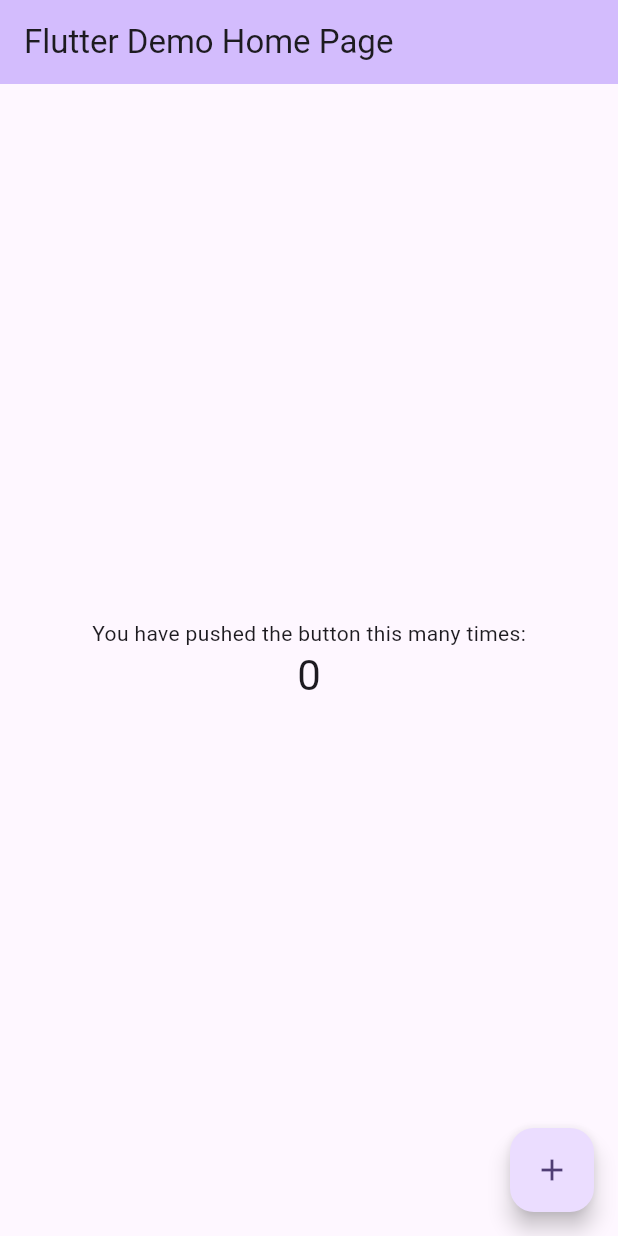
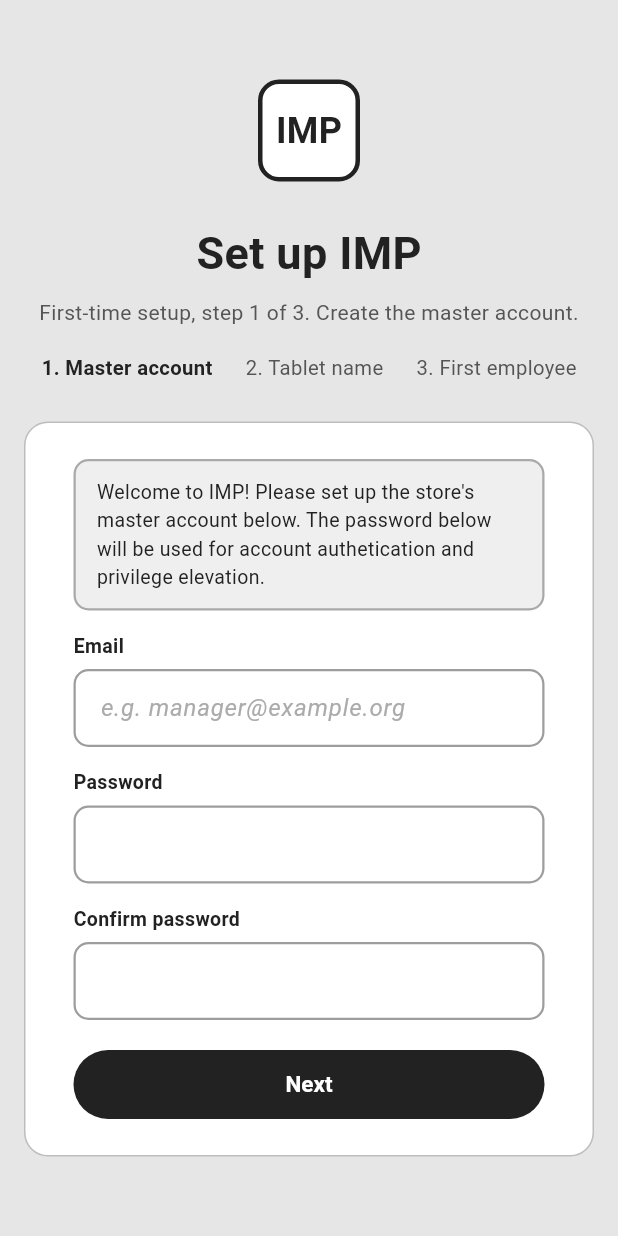
Before and after one commit to lulixs/ToP, a Flutter app: the screen it shows after launch, on a phone screen of 412 x 824 dp. Run offline on Flutter 3.47's test engine with Material 3 defaults, Android fonts, the light colour scheme and no system bars; Roboto replaces fonts that are missing (Arial).

Commit message:
first time startup screens

```diff
--- a/lib/main.dart
+++ b/lib/main.dart
@@ -1,121 +1,26 @@
 import 'package:flutter/material.dart';
 
-void main() {
-  runApp(const MyApp());
-}
+import 'screens/setup/first_setup_flow.dart';
+import 'theme.dart';
 
-class MyApp extends StatelessWidget {
-  const MyApp({super.key});
+void main() => runApp(const ImpApp());
 
-  // This widget is the root of your application.
+class ImpApp extends StatelessWidget {
+  const ImpApp({super.key});
+
   @override
   Widget build(BuildContext context) {
     return MaterialApp(
-      title: 'Flutter Demo',
-      theme: ThemeData(
-        // This is the theme of your application.
-        //
-        // TRY THIS: Try running your application with "flutter run". You'll see
-        // the application has a purple toolbar. Then, without quitting the app,
-        // try changing the seedColor in the colorScheme below to Colors.green
-        // and then invoke "hot reload" (save your changes or press the "hot
-        // reload" button in a Flutter-supported IDE, or press "r" if you used
-        // the command line to start the app).
-        //
-        // Notice that the counter didn't reset back to zero; the application
-        // state is not lost during the reload. To reset the state, use hot
-        // restart instead.
-        //
-        // This works for code too, not just values: Most code changes can be
-        // tested with just a hot reload.
-        colorScheme: .fromSeed(seedColor: Colors.deepPurple),
-      ),
-      home: const MyHomePage(title: 'Flutter Demo Home Page'),
-    );
-  }
-}
-
-class MyHomePage extends StatefulWidget {
-  const MyHomePage({super.key, required this.title});
-
-  // This widget is the home page of your application. It is stateful, meaning
-  // that it has a State object (defined below) that contains fields that affect
-  // how it looks.
-
-  // This class is the configuration for the state. It holds the values (in this
-  // case the title) provided by the parent (in this case the App widget) and
-  // used by the build method of the State. Fields in a Widget subclass are
-  // always marked "final".
-
-  final String title;
-
-  @override
-  State<MyHomePage> createState() => _MyHomePageState();
-}
-
-class _MyHomePageState extends State<MyHomePage> {
-  int _counter = 0;
-
-  void _incrementCounter() {
-    setState(() {
-      // This call to setState tells the Flutter framework that something has
-      // changed in this State, which causes it to rerun the build method below
-      // so that the display can reflect the updated values. If we changed
-      // _counter without calling setState(), then the build method would not be
-      // called again, and so nothing would appear to happen.
-      _counter++;
-    });
-  }
-
-  @override
-  Widget build(BuildContext context) {
-    // This method is rerun every time setState is called, for instance as done
-    // by the _incrementCounter method above.
-    //
-    // The Flutter framework has been optimized to make rerunning build methods
-    // fast, so that you can just rebuild anything that needs updating rather
-    // than having to individually change instances of widgets.
-    return Scaffold(
-      appBar: AppBar(
-        // TRY THIS: Try changing the color here to a specific color (to
-        // Colors.amber, perhaps?) and trigger a hot reload to see the AppBar
-        // change color while the other colors stay the same.
-        backgroundColor: Theme.of(context).colorScheme.inversePrimary,
-        // Here we take the value from the MyHomePage object that was created by
-        // the App.build method, and use it to set our appbar title.
-        title: Text(widget.title),
-      ),
-      body: Center(
-        // Center is a layout widget. It takes a single child and positions it
-        // in the middle of the parent.
-        child: Column(
-          // Column is also a layout widget. It takes a list of children and
-          // arranges them vertically. By default, it sizes itself to fit its
-          // children horizontally, and tries to be as tall as its parent.
-          //
-          // Column has various properties to control how it sizes itself and
-          // how it positions its children. Here we use mainAxisAlignment to
-          // center the children vertically; the main axis here is the vertical
-          // axis because Columns are vertical (the cross axis would be
-          // horizontal).
-          //
-          // TRY THIS: Invoke "debug painting" (choose the "Toggle Debug Paint"
-          // action in the IDE, or press "p" in the console), to see the
-          // wireframe for each widget.
-          mainAxisAlignment: .center,
-          children: [
-            const Text('You have pushed the button this many times:'),
-            Text(
-              '$_counter',
-              style: Theme.of(context).textTheme.headlineMedium,
-            ),
-          ],
+      title: 'IMP',
+      debugShowCheckedModeBanner: false,
+      theme: buildTheme(),
+      // Temporary: there is no backend call or dashboard yet, so finishing setup
+      // only prints to the terminal. Passwords and PINs are never printed.
+      home: FirstSetupFlow(
+        onFinished: (data) => debugPrint(
+          'Setup finished: Master ${data.masterEmail}, tablet "${data.tabletName}", '
+          'employee "${data.employeeName}"',
         ),
-      ),
-      floatingActionButton: FloatingActionButton(
-        onPressed: _incrementCounter,
-        tooltip: 'Increment',
-        child: const Icon(Icons.add),
       ),
     );
   }
--- /dev/null
+++ b/lib/screens/setup/first_setup_flow.dart
@@ -0,0 +1,60 @@
+import 'package:flutter/material.dart';
+
+import 'first_employee_page.dart';
+import 'master_account_page.dart';
+import 'tablet_name_page.dart';
+
+/// Everything entered during first-time setup. Nothing is saved until the last
+/// step, so a setup abandoned halfway leaves nothing behind.
+class FirstSetupData {
+  final String masterEmail;
+  final String masterPassword;
+  final String tabletName;
+  final String employeeName;
+  final String employeePin;
+
+  const FirstSetupData({
+    required this.masterEmail,
+    required this.masterPassword,
+    required this.tabletName,
+    required this.employeeName,
+    required this.employeePin,
+  });
+}
+
+/// First-time setup on a new install (D-133): Master account, then tablet name,
+/// then first employee. Each step opens on top of the last, so the tablet's back
+/// button returns to the previous step with its fields still filled in.
+class FirstSetupFlow extends StatelessWidget {
+  /// Called once the last step is valid, with what every step entered.
+  final void Function(FirstSetupData data) onFinished;
+
+  const FirstSetupFlow({super.key, required this.onFinished});
+
+  void _open(BuildContext context, Widget page) {
+    Navigator.of(context).push(MaterialPageRoute(builder: (_) => page));
+  }
+
+  @override
+  Widget build(BuildContext context) {
+    return MasterAccountPage(
+      onNext: (email, password) => _open(
+        context,
+        TabletNamePage(
+          onNext: (tabletName) => _open(
+            context,
+            FirstEmployeePage(
+              onFinish: (employeeName, pin) => onFinished(FirstSetupData(
+                masterEmail: email,
+                masterPassword: password,
+                tabletName: tabletName,
+                employeeName: employeeName,
+                employeePin: pin,
+              )),
+            ),
+          ),
+        ),
+      ),
+    );
+  }
+}
--- /dev/null
+++ b/lib/screens/setup/master_account_page.dart
@@ -0,0 +1,98 @@
+import 'package:flutter/material.dart';
+
+import '../../widgets/common.dart';
+import 'setup_layout.dart';
+
+/// Step 1 of first-time setup (wireframe 01c): create the store-wide Master account.
+class MasterAccountPage extends StatefulWidget {
+  /// Called with the email and password once every field is valid.
+  final void Function(String email, String password) onNext;
+
+  const MasterAccountPage({super.key, required this.onNext});
+
+  @override
+  State<MasterAccountPage> createState() => _MasterAccountPageState();
+}
+
+class _MasterAccountPageState extends State<MasterAccountPage> {
+  /// At least one character before the @, then at least one between the @ and a dot,
+  /// then at least one after the dot. One @ only, and no spaces.
+  static final _emailPattern = RegExp(r'^[^@\s]+@[^@\s]+\.[^@\s]+$');
+
+  static const _minPasswordLength = 8;
+
+  final _formKey = GlobalKey<FormState>();
+  final _email = TextEditingController();
+  final _password = TextEditingController();
+  final _confirm = TextEditingController();
+
+  @override
+  void dispose() {
+    _email.dispose();
+    _password.dispose();
+    _confirm.dispose();
+    super.dispose();
+  }
+
+  void _next() {
+    if (_formKey.currentState!.validate()) {
+      widget.onNext(_email.text.trim(), _password.text);
+    }
+  }
+
+  @override
+  Widget build(BuildContext context) {
+    return SetupLayout(
+      step: 1,
+      subtitle: 'First-time setup, step 1 of 3. Create the master account.',
+      child: Form(
+        key: _formKey,
+        child: Column(
+          crossAxisAlignment: CrossAxisAlignment.stretch,
+          children: [
+            const NoteBox(
+              'Welcome to IMP! Please set up the store\'s master account below. '
+              'The password below will be used for account authetication and privilege elevation.',
+            ),
+            const FieldLabel('Email'),
+            TextFormField(
+              controller: _email,
+              keyboardType: TextInputType.emailAddress,
+              decoration: const InputDecoration(hintText: 'e.g. manager@example.org'),
+              validator: (value) {
+                final email = value?.trim() ?? '';
+                if (email.isEmpty) return 'Enter an email';
+                if (!_emailPattern.hasMatch(email)) return 'Enter a valid email';
+                return null;
+              },
+            ),
+            const SizedBox(height: 14),
+            const FieldLabel('Password'),
+            TextFormField(
+              controller: _password,
+              obscureText: true,
+              validator: (value) {
+                final password = value ?? '';
+                if (password.isEmpty) return 'Enter a password';
+                if (password.length < _minPasswordLength) {
+                  return 'Use at least $_minPasswordLength characters';
+                }
+                return null;
+              },
+            ),
+            const SizedBox(height: 14),
+            const FieldLabel('Confirm password'),
+            TextFormField(
+              controller: _confirm,
+              obscureText: true,
+              validator: (value) => value != _password.text ? 'Passwords do not match' : null,
+              onFieldSubmitted: (_) => _next(),
+            ),
+            const SizedBox(height: 20),
+            PrimaryButton('Next', onPressed: _next),
+          ],
+        ),
+      ),
+    );
+  }
+}
--- /dev/null
+++ b/lib/screens/setup/setup_layout.dart
@@ -0,0 +1,71 @@
+import 'package:flutter/material.dart';
+
+import '../../theme.dart';
+import '../../widgets/common.dart';
+
+/// The frame shared by the three first-time setup steps (wireframes 01c to 01e):
+/// logo, title, subtitle, the list of steps, and a white card for the step's form.
+class SetupLayout extends StatelessWidget {
+  static const steps = ['Master account', 'Tablet name', 'First employee'];
+
+  final int step; // 1, 2, or 3
+  final String subtitle;
+  final Widget child;
+
+  const SetupLayout({super.key, required this.step, required this.subtitle, required this.child});
+
+  @override
+  Widget build(BuildContext context) {
+    return Scaffold(
+      backgroundColor: AppColors.panel,
+      body: SafeArea(
+        child: Center(
+          child: SingleChildScrollView(
+            padding: const EdgeInsets.symmetric(horizontal: 16, vertical: 40),
+            child: Column(
+              children: [
+                const Logo(),
+                const SizedBox(height: 26),
+                const Text('Set up IMP', style: TextStyle(fontSize: 30, fontWeight: FontWeight.w700)),
+                const SizedBox(height: 8),
+                Text(
+                  subtitle,
+                  textAlign: TextAlign.center,
+                  style: const TextStyle(fontSize: 14, color: AppColors.ink2),
+                ),
+                const SizedBox(height: 18),
+                Wrap(
+                  spacing: 22,
+                  runSpacing: 6,
+                  alignment: WrapAlignment.center,
+                  children: [
+                    for (var i = 1; i <= steps.length; i++)
+                      Text(
+                        '$i. ${steps[i - 1]}',
+                        style: TextStyle(
+                          fontSize: 13.5,
+                          color: i == step ? AppColors.ink : AppColors.ink2,
+                          fontWeight: i == step ? FontWeight.w700 : FontWeight.w400,
+                        ),
+                      ),
+                  ],
+                ),
+                const SizedBox(height: 26),
+                Container(
+                  constraints: const BoxConstraints(maxWidth: 420),
+                  padding: const EdgeInsets.symmetric(horizontal: 32, vertical: 24),
+                  decoration: BoxDecoration(
+                    color: AppColors.card,
+                    border: Border.all(color: AppColors.line),
+                    borderRadius: BorderRadius.circular(16),
+                  ),
+                  child: child,
+                ),
+              ],
+            ),
+          ),
+        ),
+      ),
+    );
+  }
+}
--- /dev/null
+++ b/lib/screens/setup/tablet_name_page.dart
@@ -0,0 +1,63 @@
+import 'package:flutter/material.dart';
+import 'package:flutter/services.dart';
+
+import '../../widgets/common.dart';
+import 'setup_layout.dart';
+
+/// Step 2 of first-time setup (wireframe 01d): name this tablet.
+class TabletNamePage extends StatefulWidget {
+  /// Called with the trimmed name once it is valid.
+  final void Function(String name) onNext;
+
+  const TabletNamePage({super.key, required this.onNext});
+
+  @override
+  State<TabletNamePage> createState() => _TabletNamePageState();
+}
+
+class _TabletNamePageState extends State<TabletNamePage> {
+  /// Matches DEVICE.device_name, VARCHAR(100) in the ERD.
+  static const _maxNameLength = 100;
+
+  final _formKey = GlobalKey<FormState>();
+  final _name = TextEditingController();
+
+  @override
+  void dispose() {
+    _name.dispose();
+    super.dispose();
+  }
+
+  void _next() {
+    if (_formKey.currentState!.validate()) {
+      widget.onNext(_name.text.trim());
+    }
+  }
+
+  @override
+  Widget build(BuildContext context) {
+    return SetupLayout(
+      step: 2,
+      subtitle: 'First-time setup, step 2 of 3. Name this device.',
+      child: Form(
+        key: _formKey,
+        child: Column(
+          crossAxisAlignment: CrossAxisAlignment.stretch,
+          children: [
+            const FieldLabel('Tablet name'),
+            TextFormField(
+              controller: _name,
+              autofocus: true,
+              inputFormatters: [LengthLimitingTextInputFormatter(_maxNameLength)],
+              decoration: const InputDecoration(hintText: 'e.g. Processing tablet'),
+              validator: (value) => (value ?? '').trim().isEmpty ? 'Enter a tablet name' : null,
+              onFieldSubmitted: (_) => _next(),
+            ),
+            const SizedBox(height: 20),
+            PrimaryButton('Next', onPressed: _next),
+          ],
+        ),
+      ),
+    );
+  }
+}
--- /dev/null
+++ b/lib/theme.dart
@@ -0,0 +1,42 @@
+import 'package:flutter/material.dart';
+
+/// Grays from the wireframes, same values as the prototype's palette.
+class AppColors {
+  static const ink = Color(0xFF222222); // main text, dark fills
+  static const ink2 = Color(0xFF555555); // secondary text
+  static const ink3 = Color(0xFF8A8A8A); // notes under fields
+  static const ink4 = Color(0xFFABABAB); // example text inside empty fields
+  static const line = Color(0xFFBDBDBD); // card borders
+  static const field = Color(0xFF9D9D9D); // text field borders
+  static const panel = Color(0xFFE6E6E6); // setup and sign-in background
+  static const card = Color(0xFFFFFFFF); // cards
+}
+
+ThemeData buildTheme() {
+  OutlineInputBorder outline(Color color, double width) => OutlineInputBorder(
+        borderRadius: BorderRadius.circular(10),
+        borderSide: BorderSide(color: color, width: width),
+      );
+
+  return ThemeData(
+    useMaterial3: true,
+    colorScheme: ColorScheme.fromSeed(
+      seedColor: AppColors.ink,
+      primary: AppColors.ink,
+      onPrimary: Colors.white,
+      surface: AppColors.card,
+      onSurface: AppColors.ink,
+    ),
+    fontFamily: 'Arial',
+    inputDecorationTheme: InputDecorationTheme(
+      filled: true,
+      fillColor: AppColors.card,
+      isDense: true,
+      contentPadding: const EdgeInsets.symmetric(horizontal: 14, vertical: 14),
+      hintStyle: const TextStyle(color: AppColors.ink4, fontStyle: FontStyle.italic),
+      border: outline(AppColors.field, 1.5),
+      enabledBorder: outline(AppColors.field, 1.5),
+      focusedBorder: outline(AppColors.ink, 2),
+    ),
+  );
+}
--- /dev/null
+++ b/lib/widgets/common.dart
@@ -0,0 +1,98 @@
+import 'package:flutter/material.dart';
+
+import '../theme.dart';
+
+/// The IMP logo square at the top of the setup and sign-in screens.
+class Logo extends StatelessWidget {
+  const Logo({super.key});
+
+  @override
+  Widget build(BuildContext context) {
+    return Container(
+      width: 68,
+      height: 68,
+      alignment: Alignment.center,
+      decoration: BoxDecoration(
+        color: AppColors.card,
+        border: Border.all(color: AppColors.ink, width: 3),
+        borderRadius: BorderRadius.circular(14),
+      ),
+      child: const Text('IMP', style: TextStyle(fontSize: 24, fontWeight: FontWeight.w700)),
+    );
+  }
+}
+
+/// Bold label above a text field.
+class FieldLabel extends StatelessWidget {
+  final String text;
+  const FieldLabel(this.text, {super.key});
+
+  @override
+  Widget build(BuildContext context) {
+    return Padding(
+      padding: const EdgeInsets.only(bottom: 6),
+      child: Text(text, style: const TextStyle(fontSize: 13, fontWeight: FontWeight.w700)),
+    );
+  }
+}
+
+/// Small gray italic note under a text field.
+class Hint extends StatelessWidget {
+  final String text;
+  const Hint(this.text, {super.key});
+
+  @override
+  Widget build(BuildContext context) {
+    return Padding(
+      padding: const EdgeInsets.only(top: 6),
+      child: Text(
+        text,
+        style: const TextStyle(fontSize: 11.5, fontStyle: FontStyle.italic, color: AppColors.ink3),
+      ),
+    );
+  }
+}
+
+/// Gray box with an explanation at the top of a form.
+class NoteBox extends StatelessWidget {
+  final String text;
+  const NoteBox(this.text, {super.key});
+
+  @override
+  Widget build(BuildContext context) {
+    return Container(
+      margin: const EdgeInsets.only(bottom: 14),
+      padding: const EdgeInsets.symmetric(horizontal: 14, vertical: 11),
+      decoration: BoxDecoration(
+        color: const Color(0xFFEFEFEF),
+        border: Border.all(color: const Color(0xFFA9A9A9), width: 1.5),
+        borderRadius: BorderRadius.circular(10),
+      ),
+      child: Text(text, style: const TextStyle(fontSize: 13, height: 1.45)),
+    );
+  }
+}
+
+/// Full-width black pill button, like "Next" on the setup screens.
+class PrimaryButton extends StatelessWidget {
+  final String label;
+  final VoidCallback? onPressed;
+  const PrimaryButton(this.label, {super.key, this.onPressed});
+
+  @override
+  Widget build(BuildContext context) {
+    return SizedBox(
+      width: double.infinity,
+      height: 46,
+      child: FilledButton(
+        onPressed: onPressed,
+        style: FilledButton.styleFrom(
+          backgroundColor: AppColors.ink,
+          foregroundColor: Colors.white,
+          textStyle: const TextStyle(fontSize: 15, fontWeight: FontWeight.w700),
+        ),
+        child: Text(label),
+      ),
+    );
+  }
+}
```
Also changed, not shown: lib/screens/setup/first_employee_page.dart (added, +118 -0 lines), 5 other files.
